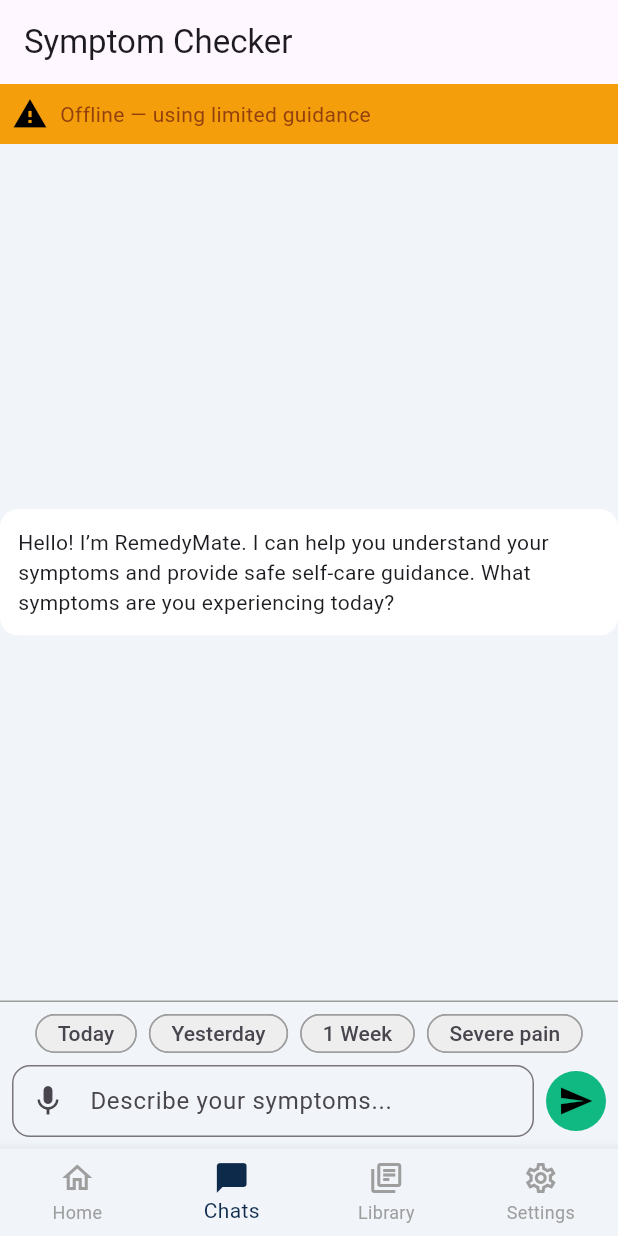
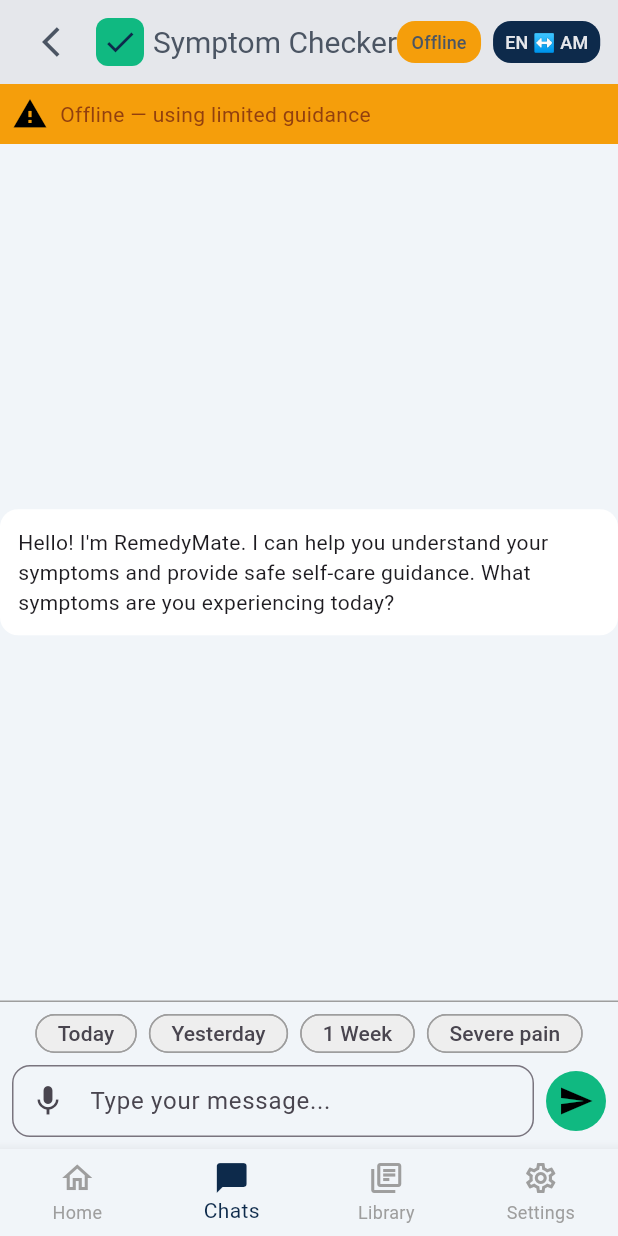
Before and after one commit to RemedyMate/remedymate-mobile, a Flutter app: the SymptomCheckerPage screen opened by its route, on a phone screen of 412 x 824 dp. Run offline on Flutter 3.47's test engine with Material 3 defaults, Android fonts, the phone set to English and light mode, and no system bars; our stand-ins replace bloc, dartz, equatable, flutter_bloc, get_it, go_router and 1 more.

Commit message:
refactor: new routing method

```diff
--- a/lib/core/l10n/arb/app_localizations.dart
+++ b/lib/core/l10n/arb/app_localizations.dart
@@ -439,6 +439,168 @@
   /// In en, this message translates to:
   /// **'Learn More'**
   String get learnMore;
+
+  /// No description provided for @aiChatSessions.
+  ///
+  /// In en, this message translates to:
+  /// **'AI Chat Sessions'**
+  String get aiChatSessions;
+
+  /// No description provided for @chatHistory.
+  ///
+  /// In en, this message translates to:
+  /// **'Chat History'**
+  String get chatHistory;
+
+  /// No description provided for @enAmToggle.
+  ///
+  /// In en, this message translates to:
+  /// **'EN ↔ AM'**
+  String get enAmToggle;
+
+  /// No description provided for @symptomChecker.
+  ///
+  /// In en, this message translates to:
+  /// **'Symptom Checker'**
+  String get symptomChecker;
+
+  /// No description provided for @welcomeMessage.
+  ///
+  /// In en, this message translates to:
+  /// **'Hello! I\'m RemedyMate. I can help you understand your symptoms and provide safe self-care guidance. What symptoms are you experiencing today?'**
+  String get welcomeMessage;
+
+  /// No description provided for @quickChipToday.
+  ///
+  /// In en, this message translates to:
+  /// **'Today'**
+  String get quickChipToday;
+
+  /// No description provided for @quickChipYesterday.
+  ///
+  /// In en, this message translates to:
+  /// **'Yesterday'**
+  String get quickChipYesterday;
+
+  /// No description provided for @quickChipOneWeek.
+  ///
+  /// In en, this message translates to:
+  /// **'1 Week'**
+  String get quickChipOneWeek;
+
+  /// No description provided for @quickChipSeverePain.
+  ///
+  /// In en, this message translates to:
+  /// **'Severe pain'**
+  String get quickChipSeverePain;
+
+  /// No description provided for @typeYourMessage.
+  ///
+  /// In en, this message translates to:
+  /// **'Type your message...'**
+  String get typeYourMessage;
+
+  /// No description provided for @send.
+  ///
+  /// In en, this message translates to:
+  /// **'SEND'**
+  String get send;
+
+  /// No description provided for @offlineMessage.
+  ///
+  /// In en, this message translates to:
+  /// **'Offline — using limited guidance'**
+  String get offlineMessage;
+
+  /// No description provided for @back.
+  ///
+  /// In en, this message translates to:
+  /// **'Back'**
+  String get back;
+
+  /// No description provided for @selfCareSteps.
+  ///
+  /// In en, this message translates to:
+  /// **'✔ Self-Care Steps'**
+  String get selfCareSteps;
+
+  /// No description provided for @otcReliefOptions.
+  ///
+  /// In en, this message translates to:
+  /// **'💊 OTC Relief Options'**
+  String get otcReliefOptions;
+
+  /// No description provided for @seekMedicalCareIf.
+  ///
+  /// In en, this message translates to:
+  /// **'🚨 Seek Medical Care If'**
+  String get seekMedicalCareIf;
+
+  /// No description provided for @flagRed.
+  ///
+  /// In en, this message translates to:
+  /// **'Critical — Seek immediate medical attention'**
+  String get flagRed;
+
+  /// No description provided for @flagYellow.
+  ///
+  /// In en, this message translates to:
+  /// **'Monitor closely\nWatch for worsening symptoms'**
+  String get flagYellow;
+
+  /// No description provided for @flagGreen.
+  ///
+  /// In en, this message translates to:
+  /// **'Mild symptoms — Safe to self-manage'**
+  String get flagGreen;
+
+  /// No description provided for @flagGeneral.
+  ///
+  /// In en, this message translates to:
+  /// **'General guidance'**
+  String get flagGeneral;
+
+  /// No description provided for @emergencyNumbers.
+  ///
+  /// In en, this message translates to:
+  /// **'Emergency Numbers'**
+  String get emergencyNumbers;
+
+  /// No description provided for @call.
+  ///
+  /// In en, this message translates to:
+  /// **'Call'**
+  String get call;
+
+  /// No description provided for @close.
+  ///
+  /// In en, this message translates to:
+  /// **'Close'**
+  String get close;
+
+  /// No description provided for @emergencyServices.
+  ///
+  /// In en, this message translates to:
+  /// **'Emergency Services'**
+  String get emergencyServices;
+
+  /// No description provided for @poisonControl.
+  ///
+  /// In en, this message translates to:
+  /// **'Poison Control'**
+  String get poisonControl;
+
+  /// No description provided for @mentalHealthCrisis.
+  ///
+  /// In en, this message translates to:
+  /// **'Mental Health Crisis'**
+  String get mentalHealthCrisis;
+
+  /// No description provided for @importantSafetyInfo.
+  ///
+  /// In en, this message translates to:
+  /// **'Important Safety Information'**
+  String get importantSafetyInfo;
 }
 
 class _AppLocalizationsDelegate
--- a/lib/core/navigation/app_router.dart
+++ b/lib/core/navigation/app_router.dart
@@ -26,7 +26,7 @@
             routes: [
               GoRoute(
                 path: '/chats',
-                builder: (context, state) => const SymptomCheckerPage(),
+                builder: (context, state) => SymptomCheckerPage(onLocaleChanged: onLocaleChanged),
               ),
             ],
           ),
--- a/lib/features/chatbot/presentation/pages/chat.dart
+++ b/lib/features/chatbot/presentation/pages/chat.dart
@@ -1,16 +1,19 @@
 import 'package:flutter/material.dart';
-// ignore: depend_on_referenced_packages
 import 'package:flutter_bloc/flutter_bloc.dart';
 
 import '../../../../core/constants/app_colors.dart';
+import '../../../../core/l10n/arb/app_localizations.dart';
 import '../bloc/chatbot_bloc.dart';
 import '../widget/bot_response.dart';
 import '../widget/guide_card.dart';
+import '../widget/material.dart';
 import '../widget/offline_mode.dart';
 import '../widget/quick_chip.dart';
 
 class SymptomCheckerPage extends StatefulWidget {
-  const SymptomCheckerPage({super.key});
+  final void Function(Locale) onLocaleChanged;
+
+  const SymptomCheckerPage({super.key, required this.onLocaleChanged});
 
   @override
   State<SymptomCheckerPage> createState() => _SymptomCheckerPageState();
@@ -18,6 +21,7 @@
 
 class _SymptomCheckerPageState extends State<SymptomCheckerPage> {
   final TextEditingController _controller = TextEditingController();
+  String language = 'EN ↔ Ahm';
 
   @override
   void dispose() {
@@ -26,11 +30,106 @@
   }
 
   @override
+  void initState() {
+    super.initState();
+    // Assign toggle function to section_tiles
+    toggleLanguageFunc = toggleLanguage;
+  }
+
+  void toggleLanguage() {
+    setState(() {
+      if (language == 'EN ↔ Ahm') {
+        language = 'Ahm ↔ EN';
+        widget.onLocaleChanged(const Locale('am'));
+      } else {
+        language = 'EN ↔ Ahm';
+        widget.onLocaleChanged(const Locale('en'));
+      }
+    });
+    debugPrint('Language toggled: $language');
+  }
+
+  @override
   Widget build(BuildContext context) {
     return Scaffold(
       appBar: AppBar(
-        title: const Text('Symptom Checker'),
-      ),
+          automaticallyImplyLeading: false,
+          backgroundColor: AppColors.appBarColor,
+          title: Row(
+            children: [
+              // Back arrow
+              IconButton(
+                icon: const Icon(Icons.arrow_back_ios, color: AppColors.drawerTextColor),
+                onPressed: () {
+                  Navigator.pop(context);
+                },
+              ),
+
+              Container(
+                padding: const EdgeInsets.all(4),
+                decoration: BoxDecoration(
+                  color: AppColors.greenTriage,
+                  borderRadius: BorderRadius.circular(8),
+                ),
+                child: const Icon(Icons.check, color: AppColors.primaryDeepBlue)
+              ),
+              const SizedBox(width: 6),
+              // Title
+              Text(
+                AppLocalizations.of(context)!.symptomChecker,
+                style: const TextStyle(color: AppColors.drawerTextColor, fontSize: 20),
+              ),
+
+              const Spacer(), // Push buttons to the right
+
+              // Offline button (smaller)
+              Container(
+                padding: const EdgeInsets.symmetric(horizontal: 8, vertical: 4),
+                decoration: BoxDecoration(
+                  color: AppColors.amberTriage,
+                  borderRadius: BorderRadius.circular(12),
+                ),
+                child: TextButton(
+                  onPressed: () {},
+                  style: TextButton.styleFrom(
+                    padding: EdgeInsets.zero, // remove extra padding
+                    minimumSize: const Size(40, 20), // make button smaller
+                    tapTargetSize: MaterialTapTargetSize.shrinkWrap,
+                  ),
+                  child: Text(
+                    AppLocalizations.of(context)!.offline,
+                    style: const TextStyle(color: AppColors.drawerTextColor, fontSize: 12),
+                  ),
+                ),
+              ),
+
+              const SizedBox(width: 8),
+
+              // EN <-> AM button (smaller)
+              Container(
+                padding: const EdgeInsets.symmetric(horizontal: 8, vertical: 4),
+                decoration: BoxDecoration(
+                  color: AppColors.primaryDeepBlue,
+                  borderRadius: BorderRadius.circular(12),
+                ),
+                child: TextButton(
+                  onPressed: () {
+                    toggleLanguage();
+                  },
+                  style: TextButton.styleFrom(
+                    padding: EdgeInsets.zero,
+                    minimumSize: const Size(40, 20),
+                    tapTargetSize: MaterialTapTargetSize.shrinkWrap,
+                  ),
+                  child: Text(
+                    AppLocalizations.of(context)!.enAmToggle,
+                    style: const TextStyle(color: AppColors.drawerBackground, fontSize: 12),
+                  ),
+                ),
+              ),
+            ],
+          ),
+        ),
       body: Container(
         color: AppColors.background,
         child: Column(
@@ -48,8 +147,8 @@
               child: BlocBuilder<ChatbotBloc, ChatbotState>(
                 builder: (context, state) {
                   if (state is ChatbotInitial) {
-                    return const BotMessage(
-                      'Hello! I’m RemedyMate. I can help you understand your symptoms and provide safe self-care guidance. What symptoms are you experiencing today?',
+                    return BotMessage(
+                      AppLocalizations.of(context)!.welcomeMessage,
                     );
                   }
 
@@ -95,10 +194,10 @@
                   Wrap(
                     spacing: 8,
                     children: [
-                      QuickChip('Today', controller: _controller),
-                      QuickChip('Yesterday', controller: _controller),
-                      QuickChip('1 Week', controller: _controller),
-                      QuickChip('Severe pain', controller: _controller),
+                      QuickChip(AppLocalizations.of(context)!.quickChipToday, controller: _controller),
+                      QuickChip(AppLocalizations.of(context)!.quickChipYesterday, controller: _controller),
+                      QuickChip(AppLocalizations.of(context)!.quickChipOneWeek, controller: _controller),
+                      QuickChip(AppLocalizations.of(context)!.quickChipSeverePain, controller: _controller),
                     ],
                   ),
                   const SizedBox(height: 8),
@@ -112,7 +211,7 @@
                               onTap: () {},
                               child: const Icon(Icons.mic),
                             ),
-                            hintText: 'Describe your symptoms...',
+                            hintText: AppLocalizations.of(context)!.typeYourMessage,
                             border: OutlineInputBorder(
                               borderRadius: BorderRadius.circular(12),
                             ),
--- /dev/null
+++ b/lib/features/chatbot/presentation/widget/material.dart
@@ -0,0 +1 @@
+void Function()? toggleLanguageFunc;
--- a/lib/features/chatbot/presentation/widget/offline_mode.dart
+++ b/lib/features/chatbot/presentation/widget/offline_mode.dart
@@ -1,4 +1,6 @@
 import 'package:flutter/material.dart';
+
+import '../../../../core/l10n/arb/app_localizations.dart';
 
 class OfflineMode extends StatelessWidget {
   const OfflineMode({
@@ -7,14 +9,16 @@
 
   @override
   Widget build(BuildContext context) {
-    return const Row(
+    final l10n = AppLocalizations.of(context)!;
+
+    return Row(
       children: [
-        Icon(Icons.warning, color: Colors.black),
-        SizedBox(width: 8),
+        const Icon(Icons.warning, color: Colors.black),
+        const SizedBox(width: 8),
         Expanded(
           child: Text(
-            'Offline — using limited guidance',
-            style: TextStyle(color: Color(0xFF92400E)),
+            l10n.offlineMessage,
+            style: const TextStyle(color: Color(0xFF92400E)),
           ),
         ),
       ],
--- a/lib/features/chatbot/presentation/widget/safety_information_modal.dart
+++ b/lib/features/chatbot/presentation/widget/safety_information_modal.dart
@@ -1,4 +1,6 @@
 import 'package:flutter/material.dart';
+
+import '../../../../core/l10n/arb/app_localizations.dart';
 
 class SafetyInformationModal extends StatelessWidget {
   const SafetyInformationModal({super.key});
@@ -30,8 +32,8 @@
           children: [
             _buildCloseButton(context),
             const SizedBox(height: 10),
-            const Text(
-              'Important Safety Information',
+            Text(
+              AppLocalizations.of(context)!.importantSafetyInfo,
               style: TextStyle(fontSize: 20, fontWeight: FontWeight.bold),
             ),
             const SizedBox(height: 15),
--- a/lib/main.dart
+++ b/lib/main.dart
@@ -1,13 +1,20 @@
 import 'package:flutter/material.dart';
+import 'package:flutter_bloc/flutter_bloc.dart';
 
 import 'app.dart';
+import 'core/l10n/arb/app_localizations.dart';
+import 'core/navigation/app_router.dart';
 import 'dependency_injection.dart' as di;
+import 'features/chatbot/domain/usecases/start_chat_usecase.dart';
+import 'features/chatbot/presentation/bloc/chatbot_bloc.dart';
+import 'features/chatbot/presentation/pages/chat.dart';
+import 'features/chatbot/presentation/pages/chat_session.dart';
 
 void main() async {
   WidgetsFlutterBinding.ensureInitialized();
 
-  // Initialize dependencies
   try {
+    // Initialize dependencies
     di.init();
     runApp(const App());
   } catch (e) {
@@ -23,3 +30,43 @@
     );
   }
 }
+
+class MyApp extends StatefulWidget {
+  const MyApp({super.key});
+
+  @override
+  State<MyApp> createState() => _MyAppState();
+}
+
+class _MyAppState extends State<MyApp> {
+  Locale _locale = const Locale('en'); // default locale
+
+  void onLocaleChanged(Locale locale) {
+    setState(() {
+      _locale = locale;
+    });
+  }
+
+  @override
+  Widget build(BuildContext context) {
+
+    final appRouter = router(onLocaleChanged);
+    return BlocProvider(
+      create: (context) =>
+          ChatbotBloc(startChatUseCase: di.sl<StartChatUseCase>())
+            ..add(LoadChatSessions()),
+      child: MaterialApp.router(
+        debugShowCheckedModeBanner: false,
+        title: 'ChatBot',
+        theme: ThemeData(
+          colorScheme: ColorScheme.fromSeed(seedColor: Colors.deepPurple),
+        ),
+        locale: _locale, // track locale changes
+        supportedLocales: AppLocalizations.supportedLocales,
+        localizationsDelegates: AppLocalizations.localizationsDelegates,
+        // Use onGenerateRoute to pass onLocaleChanged to pages
+        routerConfig: appRouter,
+      ),
+    );
+  }
+}
--- a/pubspec.yaml
+++ b/pubspec.yaml
@@ -14,7 +14,7 @@
 
   cupertino_icons: ^1.0.8
   http: ^1.5.0
-  go_router: ^13.0.0
+  go_router: ^16.2.1
   flutter_secure_storage: ^9.2.4
   equatable: ^2.0.7
   flutter_gen: ^5.11.0
```
Also changed, not shown: lib/core/l10n/arb/app_am.arb (+30 -1 lines), lib/core/l10n/arb/app_en.arb (+31 -1 lines), lib/core/l10n/arb/app_localizations_am.dart (+83 -1 lines), lib/core/l10n/arb/app_localizations_en.dart (+82 -0 lines), lib/features/chatbot/presentation/pages/chat_session.dart (+9 -9 lines), lib/features/chatbot/presentation/widget/emergency_pop_up.dart (+10 -8 lines), lib/features/chatbot/presentation/widget/guide_card.dart (+19 -13 lines), pubspec.lock.
